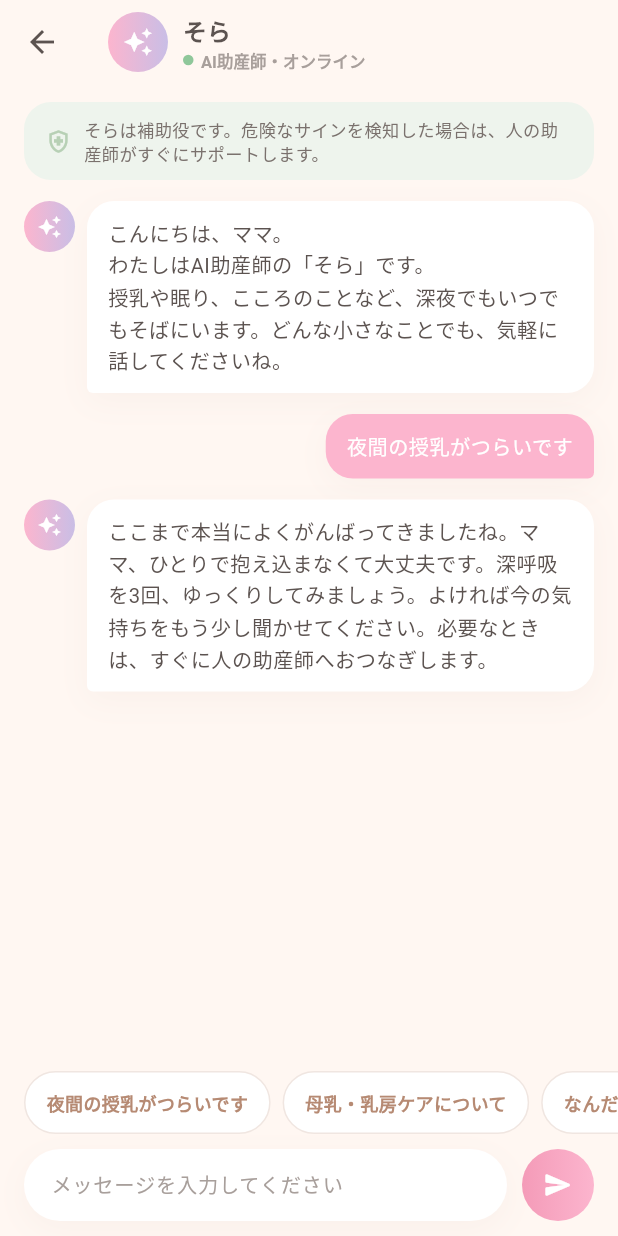
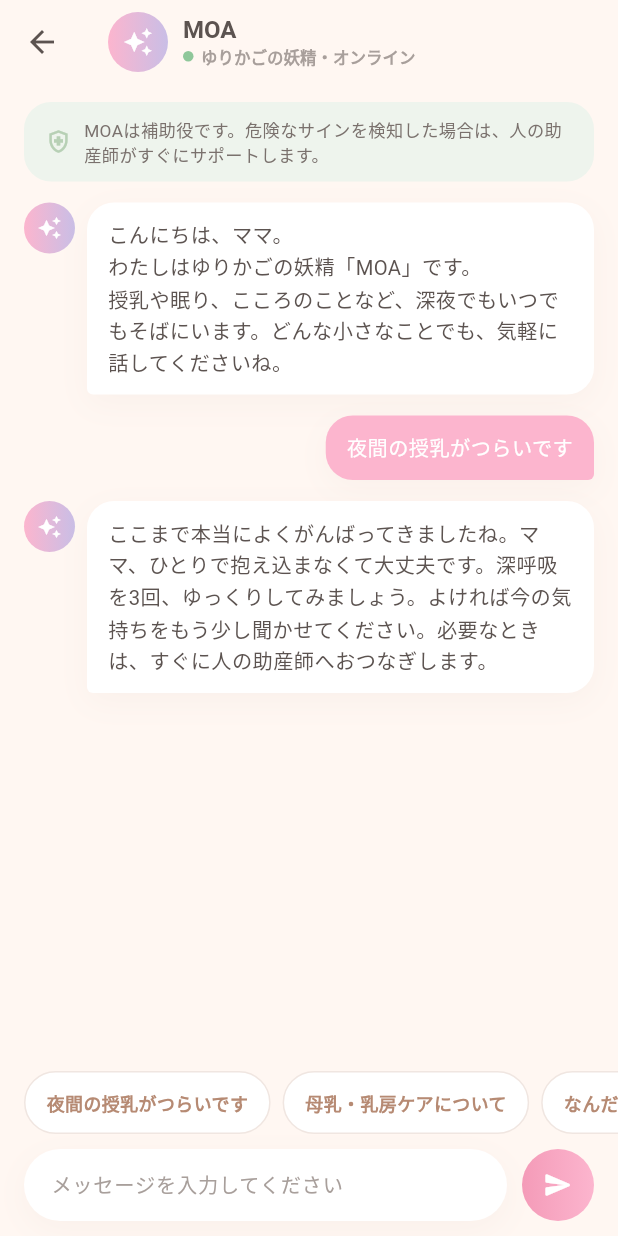
Before and after one commit to amane7/mamaz, a Flutter app: the ChatScreen screen opened directly, after a tap on "夜間の授乳がつらいです", on a phone screen of 412 x 824 dp. Run offline on Flutter 3.47's test engine with Material 3 defaults, Android fonts, the phone set to English and light mode, and no system bars; our stand-ins replace google_fonts, hive_flutter; accounts and stored records are empty.

Commit message:
Rebrand AI character: AI助産師そら → ゆりかごの妖精MOA
- Update web loading screen to use the new M logo icon
- Replace all user-facing 'そら'/'AI助産師' strings with 'MOA'/'ゆりかごの妖精'
  (chat header, subtitle, safety banner, welcome message, home cards)
- Rename community human moderator to avoid name clash with AI character

```diff
--- a/lib/models/models.dart
+++ b/lib/models/models.dart
@@ -54,7 +54,7 @@ class DailyRecord {
       );
 }
 
-/// Chat message with the AI midwife "そら".
+/// Chat message with the cradle fairy "MOA".
 class ChatMessage {
   final String text;
   final bool isUser;
--- a/lib/screens/chat_screen.dart
+++ b/lib/screens/chat_screen.dart
@@ -84,7 +84,7 @@ class _ChatScreenState extends State<ChatScreen> {
               crossAxisAlignment: CrossAxisAlignment.start,
               mainAxisSize: MainAxisSize.min,
               children: [
-                const Text('そら',
+                const Text('MOA',
                     style: TextStyle(
                         fontSize: 16,
                         fontWeight: FontWeight.w700,
@@ -98,7 +98,7 @@ class _ChatScreenState extends State<ChatScreen> {
                           color: Color(0xFF8FC79A), shape: BoxShape.circle),
                     ),
                     const SizedBox(width: 5),
-                    const Text('AI助産師・オンライン',
+                    const Text('ゆりかごの妖精・オンライン',
                         style: TextStyle(
                             fontSize: 11, color: AppColors.textMuted)),
                   ],
@@ -147,7 +147,7 @@ class _ChatScreenState extends State<ChatScreen> {
           const SizedBox(width: 8),
           const Expanded(
             child: Text(
-              'そらは補助役です。危険なサインを検知した場合は、人の助産師がすぐにサポートします。',
+              'MOAは補助役です。危険なサインを検知した場合は、人の助産師がすぐにサポートします。',
               style: TextStyle(
                   fontSize: 11.5, color: AppColors.textBody, height: 1.4),
             ),
--- a/lib/screens/home_screen.dart
+++ b/lib/screens/home_screen.dart
@@ -155,7 +155,7 @@ class HomeScreen extends StatelessWidget {
                         fontWeight: FontWeight.w700,
                         color: AppColors.textDark)),
                 SizedBox(height: 6),
-                Text('— そらより 🌸',
+                Text('— MOAより 🌸',
                     style:
                         TextStyle(fontSize: 11.5, color: AppColors.textMuted)),
               ],
@@ -278,7 +278,7 @@ class HomeScreen extends StatelessWidget {
             child: Column(
               crossAxisAlignment: CrossAxisAlignment.start,
               children: [
-                Text('そらからのメッセージ',
+                Text('MOAからのメッセージ',
                     style: TextStyle(
                         fontSize: 12.5,
                         fontWeight: FontWeight.w700,
--- a/lib/services/app_state.dart
+++ b/lib/services/app_state.dart
@@ -105,7 +105,7 @@ class AppState extends ChangeNotifier {
   void _seedChat() {
     final intro = ChatMessage(
       text:
-          'こんにちは、$motherName。\nわたしはAI助産師の「そら」です。\n授乳や眠り、こころのことなど、深夜でもいつでもそばにいます。どんな小さなことでも、気軽に話してくださいね。',
+          'こんにちは、$motherName。\nわたしはゆりかごの妖精「MOA」です。\n授乳や眠り、こころのことなど、深夜でもいつでもそばにいます。どんな小さなことでも、気軽に話してくださいね。',
       isUser: false,
       time: DateTime.now().subtract(const Duration(minutes: 5)),
     );
@@ -127,7 +127,7 @@ class AppState extends ChangeNotifier {
     notifyListeners();
   }
 
-  /// Very lightweight rule-based reply for the AI midwife "そら".
+  /// Very lightweight rule-based reply for the cradle fairy "MOA".
   /// (本番ではママズケアの知見をRAGで学習したAIに接続)
   String soraReply(String input) {
     if (_match(input, ['つらい', 'しんどい', '泣', '不安', '孤独', '疲れ'])) {
@@ -250,7 +250,7 @@ class AppState extends ChangeNotifier {
       ),
       CommunityPost(
         id: _uuid.v4(),
-        authorName: '助産師 そら（モデレーター）',
+        authorName: '助産師 みなみ（モデレーター）',
         babyMonth: 'ママズケア',
         text: '夜間授乳がつらいときは、日中に赤ちゃんと一緒に短い仮眠をとるのもおすすめです。無理せず、頼れるものはどんどん頼ってくださいね。いつでもMOAに相談してください🌙',
         time: DateTime.now().subtract(const Duration(hours: 6)),
```
Also changed, not shown: 1 other file.
